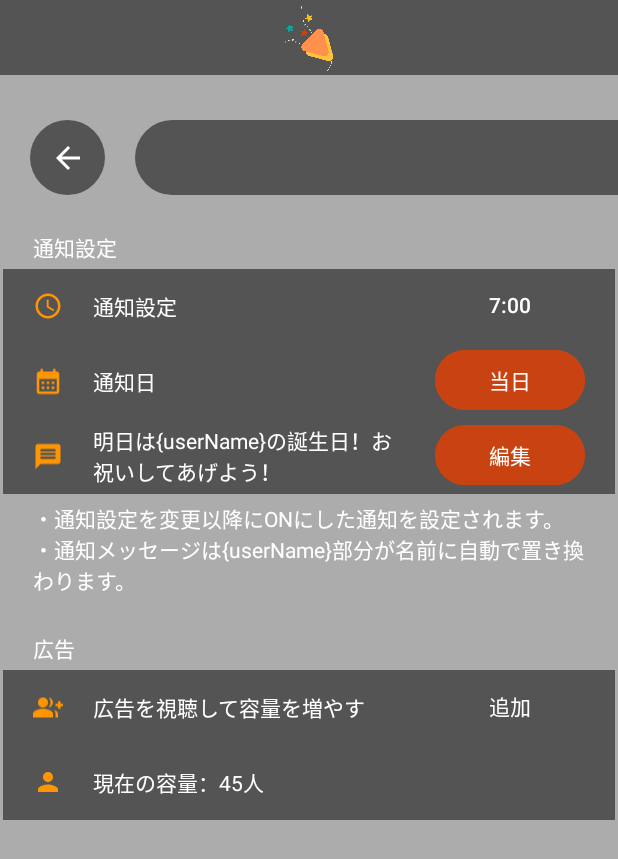
After one commit to amefure/MinnanoTanjyoubi-Android, an Android app: the fragment SettingFragment placed in its activity, on a phone screen of 412 x 824 dp. The commit adds this screen. Shown: the top 859 px of the screen. Run offline under Robolectric (Android 15) with nearby library versions, the phone set to English and light mode, and no system bars; our stand-ins replace RxJava; 2 statements that could not run were skipped.

Commit message:
設定画面のUI構築

```diff
--- a/app/src/main/java/com/amefure/minnanotanjyoubi/View/Activity/MainActivity.kt
+++ b/app/src/main/java/com/amefure/minnanotanjyoubi/View/Activity/MainActivity.kt
@@ -17,6 +17,7 @@ import com.amefure.minnanotanjyoubi.R
 import com.amefure.minnanotanjyoubi.View.Adapter.PersonGridLayoutAdapter
 import com.amefure.minnanotanjyoubi.View.Fragment.DetailPersonFragment
 import com.amefure.minnanotanjyoubi.View.Fragment.InputPersonFragment
+import com.amefure.minnanotanjyoubi.View.Fragment.SettingFragment
 import com.amefure.minnanotanjyoubi.ViewModel.MainViewModel
 
 class MainActivity : AppCompatActivity() {
@@ -58,6 +59,15 @@ class MainActivity : AppCompatActivity() {
         buttonNotification.setOnClickListener {
             //  通知発行用のブロードキャストをセット
             notificationRequestManager.setBroadcast()
+        }
+
+        val settingButton: ImageButton = findViewById(R.id.setting_button)
+        settingButton.setOnClickListener {
+            supportFragmentManager.beginTransaction().apply {
+                add(R.id.main_frame, SettingFragment())
+                addToBackStack(null)
+                commit()
+            }
         }
     }
 
--- /dev/null
+++ b/app/src/main/java/com/amefure/minnanotanjyoubi/View/Fragment/SettingFragment.kt
@@ -0,0 +1,63 @@
+package com.amefure.minnanotanjyoubi.View.Fragment
+
+import android.app.DatePickerDialog
+import android.content.Context
+import android.os.Bundle
+import androidx.fragment.app.Fragment
+import android.view.LayoutInflater
+import android.view.View
+import android.view.ViewGroup
+import android.view.inputmethod.InputMethodManager
+import android.widget.ImageButton
+import com.amefure.minnanotanjyoubi.R
+import java.util.Calendar
+
+class SettingFragment : Fragment() {
+
+    override fun onCreateView(
+        inflater: LayoutInflater, container: ViewGroup?,
+        savedInstanceState: Bundle?
+    ): View? {
+        return inflater.inflate(R.layout.fragment_setting, container, false)
+    }
+
+    override fun onViewCreated(view: View, savedInstanceState: Bundle?) {
+        super.onViewCreated(view, savedInstanceState)
+        // Button
+        val backButton: ImageButton = view.findViewById(R.id.back_button)
+        val notifySettingTimeButton: ImageButton = view.findViewById(R.id.notify_setting_time_button)
+
+        // 戻るボタン
+        backButton.setOnClickListener {
+            showOffKeyboard()
+            parentFragmentManager.popBackStack()
+        }
+
+        notifySettingTimeButton.setOnClickListener {
+//            var year = 0
+//            var month = 0
+//            var day = 0
+//            if (viewModel.selectDate.value != null) {
+//                // 日付を選択済みの場合は初期値を変更
+//                val dateStr = viewModel.selectDate.value!!
+//                val parts = dateStr.split("[年月日]".toRegex())
+//                year = parts[0].toInt()
+//                month = parts[1].toInt() - 1
+//                day = parts[2].toInt()
+//            } else {
+//                // 現在の日付情報を取得
+//                val c = Calendar.getInstance()
+//                year = c.get(Calendar.YEAR)
+//                month = c.get(Calendar.MONTH)
+//                day = c.get(Calendar.DAY_OF_MONTH)
+//            }
+//            val dialog = DatePickerDialog(requireContext(), android.R.style.Theme_Holo_Dialog,dateListener, year, month, day)
+//            dialog.show()
+        }
+    }
+
+    private fun showOffKeyboard() {
+        val imm = requireContext().getSystemService(Context.INPUT_METHOD_SERVICE) as InputMethodManager
+        imm.hideSoftInputFromWindow(view?.windowToken, 0)
+    }
+}
--- /dev/null
+++ b/app/src/main/res/drawable/ic_calendar.xml
@@ -0,0 +1,5 @@
+<vector android:height="24dp" android:tint="#FF9500"
+    android:viewportHeight="24" android:viewportWidth="24"
+    android:width="24dp" xmlns:android="http://schemas.android.com/apk/res/android">
+    <path android:fillColor="@android:color/white" android:pathData="M19,4h-1V2h-2v2H8V2H6v2H5C3.89,4 3.01,4.9 3.01,6L3,20c0,1.1 0.89,2 2,2h14c1.1,0 2,-0.9 2,-2V6C21,4.9 20.1,4 19,4zM19,20H5V10h14V20zM9,14H7v-2h2V14zM13,14h-2v-2h2V14zM17,14h-2v-2h2V14zM9,18H7v-2h2V18zM13,18h-2v-2h2V18zM17,18h-2v-2h2V18z"/>
+</vector>
--- /dev/null
+++ b/app/src/main/res/drawable/ic_message.xml
@@ -0,0 +1,5 @@
+<vector android:autoMirrored="true" android:height="24dp"
+    android:tint="#FF9500" android:viewportHeight="24"
+    android:viewportWidth="24" android:width="24dp" xmlns:android="http://schemas.android.com/apk/res/android">
+    <path android:fillColor="@android:color/white" android:pathData="M20,2L4,2c-1.1,0 -1.99,0.9 -1.99,2L2,22l4,-4h14c1.1,0 2,-0.9 2,-2L22,4c0,-1.1 -0.9,-2 -2,-2zM18,14L6,14v-2h12v2zM18,11L6,11L6,9h12v2zM18,8L6,8L6,6h12v2z"/>
+</vector>
--- /dev/null
+++ b/app/src/main/res/drawable/ic_notify_clock.xml
@@ -0,0 +1,6 @@
+<vector android:height="24dp" android:tint="#FF9500"
+    android:viewportHeight="24" android:viewportWidth="24"
+    android:width="24dp" xmlns:android="http://schemas.android.com/apk/res/android">
+    <path android:fillColor="@android:color/white" android:pathData="M11.99,2C6.47,2 2,6.48 2,12s4.47,10 9.99,10C17.52,22 22,17.52 22,12S17.52,2 11.99,2zM12,20c-4.42,0 -8,-3.58 -8,-8s3.58,-8 8,-8 8,3.58 8,8 -3.58,8 -8,8z"/>
+    <path android:fillColor="@android:color/white" android:pathData="M12.5,7H11v6l5.25,3.15 0.75,-1.23 -4.5,-2.67z"/>
+</vector>
--- /dev/null
+++ b/app/src/main/res/drawable/ic_person.xml
@@ -0,0 +1,5 @@
+<vector android:height="24dp" android:tint="#FF9500"
+    android:viewportHeight="24" android:viewportWidth="24"
+    android:width="24dp" xmlns:android="http://schemas.android.com/apk/res/android">
+    <path android:fillColor="@android:color/white" android:pathData="M12,12c2.21,0 4,-1.79 4,-4s-1.79,-4 -4,-4 -4,1.79 -4,4 1.79,4 4,4zM12,14c-2.67,0 -8,1.34 -8,4v2h16v-2c0,-2.66 -5.33,-4 -8,-4z"/>
+</vector>
--- /dev/null
+++ b/app/src/main/res/drawable/ic_person_add.xml
@@ -0,0 +1,9 @@
+<vector android:height="24dp" android:tint="#FF9500"
+    android:viewportHeight="24" android:viewportWidth="24"
+    android:width="24dp" xmlns:android="http://schemas.android.com/apk/res/android">
+    <path android:fillColor="@android:color/white" android:pathData="M22,9l0,-2l-2,0l0,2l-2,0l0,2l2,0l0,2l2,0l0,-2l2,0l0,-2z"/>
+    <path android:fillColor="@android:color/white" android:pathData="M8,12c2.21,0 4,-1.79 4,-4s-1.79,-4 -4,-4S4,5.79 4,8S5.79,12 8,12z"/>
+    <path android:fillColor="@android:color/white" android:pathData="M8,13c-2.67,0 -8,1.34 -8,4v3h16v-3C16,14.34 10.67,13 8,13z"/>
+    <path android:fillColor="@android:color/white" android:pathData="M12.51,4.05C13.43,5.11 14,6.49 14,8s-0.57,2.89 -1.49,3.95C14.47,11.7 16,10.04 16,8S14.47,4.3 12.51,4.05z"/>
+    <path android:fillColor="@android:color/white" android:pathData="M16.53,13.83C17.42,14.66 18,15.7 18,17v3h2v-3C20,15.55 18.41,14.49 16.53,13.83z"/>
+</vector>
--- /dev/null
+++ b/app/src/main/res/drawable/ic_settings.xml
@@ -0,0 +1,5 @@
+<vector android:height="24dp" android:tint="#FFFFFF"
+    android:viewportHeight="24" android:viewportWidth="24"
+    android:width="24dp" xmlns:android="http://schemas.android.com/apk/res/android">
+    <path android:fillColor="@android:color/white" android:pathData="M19.14,12.94c0.04,-0.3 0.06,-0.61 0.06,-0.94c0,-0.32 -0.02,-0.64 -0.07,-0.94l2.03,-1.58c0.18,-0.14 0.23,-0.41 0.12,-0.61l-1.92,-3.32c-0.12,-0.22 -0.37,-0.29 -0.59,-0.22l-2.39,0.96c-0.5,-0.38 -1.03,-0.7 -1.62,-0.94L14.4,2.81c-0.04,-0.24 -0.24,-0.41 -0.48,-0.41h-3.84c-0.24,0 -0.43,0.17 -0.47,0.41L9.25,5.35C8.66,5.59 8.12,5.92 7.63,6.29L5.24,5.33c-0.22,-0.08 -0.47,0 -0.59,0.22L2.74,8.87C2.62,9.08 2.66,9.34 2.86,9.48l2.03,1.58C4.84,11.36 4.8,11.69 4.8,12s0.02,0.64 0.07,0.94l-2.03,1.58c-0.18,0.14 -0.23,0.41 -0.12,0.61l1.92,3.32c0.12,0.22 0.37,0.29 0.59,0.22l2.39,-0.96c0.5,0.38 1.03,0.7 1.62,0.94l0.36,2.54c0.05,0.24 0.24,0.41 0.48,0.41h3.84c0.24,0 0.44,-0.17 0.47,-0.41l0.36,-2.54c0.59,-0.24 1.13,-0.56 1.62,-0.94l2.39,0.96c0.22,0.08 0.47,0 0.59,-0.22l1.92,-3.32c0.12,-0.22 0.07,-0.47 -0.12,-0.61L19.14,12.94zM12,15.6c-1.98,0 -3.6,-1.62 -3.6,-3.6s1.62,-3.6 3.6,-3.6s3.6,1.62 3.6,3.6S13.98,15.6 12,15.6z"/>
+</vector>
--- a/app/src/main/res/layout/activity_main.xml
+++ b/app/src/main/res/layout/activity_main.xml
@@ -42,6 +42,7 @@
             android:layout_width="wrap_content"
             android:layout_height="wrap_content"
             android:layout_weight="1" />
+
     </LinearLayout>
 
     <androidx.recyclerview.widget.RecyclerView
@@ -113,4 +114,16 @@
             android:layout_height="wrap_content"
             android:layout_weight="1" />
     </LinearLayout>
+
+    <ImageButton
+        android:id="@+id/setting_button"
+        style="?android:attr/borderlessButtonStyle"
+        android:layout_width="30dp"
+        android:layout_height="30dp"
+        android:layout_marginTop="10dp"
+        app:layout_constraintEnd_toEndOf="parent"
+        app:layout_constraintHorizontal_bias="0.95"
+        app:layout_constraintStart_toStartOf="parent"
+        app:layout_constraintTop_toTopOf="parent"
+        app:srcCompat="@drawable/ic_settings" />
 </androidx.constraintlayout.widget.ConstraintLayout>
--- /dev/null
+++ b/app/src/main/res/layout/fragment_setting.xml
@@ -0,0 +1,359 @@
+<?xml version="1.0" encoding="utf-8"?>
+<androidx.constraintlayout.widget.ConstraintLayout xmlns:android="http://schemas.android.com/apk/res/android"
+    xmlns:app="http://schemas.android.com/apk/res-auto"
+    xmlns:tools="http://schemas.android.com/tools"
+    android:id="@+id/setting_frame"
+    android:layout_width="match_parent"
+    android:layout_height="match_parent"
+    android:background="@color/thema_gray_light"
+    android:clickable="true"
+    tools:context=".View.Fragment.SettingFragment">
+
+
+    <LinearLayout
+        android:id="@+id/header_logo_layout"
+        android:layout_width="match_parent"
+        android:layout_height="wrap_content"
+        android:background="@color/thema_gray_dark"
+        android:orientation="horizontal"
+        app:layout_constraintEnd_toEndOf="parent"
+        app:layout_constraintHorizontal_bias="0.0"
+        app:layout_constraintStart_toStartOf="parent"
+        app:layout_constraintTop_toTopOf="parent">
+
+        <Space
+            android:layout_width="wrap_content"
+            android:layout_height="wrap_content"
+            android:layout_weight="1" />
+
+        <ImageView
+            android:id="@+id/imageView"
+            android:layout_width="50dp"
+            android:layout_height="50dp"
+            app:srcCompat="@drawable/app_logo" />
+
+        <Space
+            android:layout_width="wrap_content"
+            android:layout_height="wrap_content"
+            android:layout_weight="1" />
+    </LinearLayout>
+
+
+    <LinearLayout
+        android:id="@+id/header_layout"
+        android:layout_width="match_parent"
+        android:layout_height="wrap_content"
+        android:layout_marginTop="30dp"
+        android:layout_weight="1"
+        android:orientation="horizontal"
+        app:layout_constraintEnd_toEndOf="parent"
+        app:layout_constraintHorizontal_bias="0.0"
+        app:layout_constraintStart_toStartOf="parent"
+        app:layout_constraintTop_toBottomOf="@+id/header_logo_layout">
+
+        <ImageButton
+            android:id="@+id/back_button"
+            android:layout_width="50dp"
+            android:layout_height="50dp"
+            android:layout_marginLeft="20dp"
+            android:layout_marginRight="20dp"
+            android:background="@drawable/input_circle_background"
+            android:src="?attr/homeAsUpIndicator"
+            android:tint="@color/white" />
+
+        <View
+            android:id="@+id/view"
+            android:layout_width="wrap_content"
+            android:layout_height="50dp"
+            android:background="@drawable/input_right_radius_bar" />
+    </LinearLayout>
+
+
+    <ScrollView
+        android:layout_width="408dp"
+        android:layout_height="666dp"
+        app:layout_constraintEnd_toEndOf="parent"
+        app:layout_constraintStart_toStartOf="parent"
+        app:layout_constraintTop_toBottomOf="@+id/header_layout">
+
+        <LinearLayout
+            android:layout_width="match_parent"
+            android:layout_height="wrap_content"
+            android:orientation="vertical">
+
+
+            <LinearLayout
+                android:id="@+id/notify_title_layout"
+                android:layout_width="match_parent"
+                android:layout_height="25dp"
+                android:layout_marginTop="24dp"
+                android:orientation="horizontal"
+                app:layout_constraintEnd_toEndOf="parent"
+                app:layout_constraintStart_toStartOf="parent"
+                app:layout_constraintTop_toBottomOf="@+id/header_layout">
+
+                <TextView
+                    android:id="@+id/textView"
+                    android:layout_width="wrap_content"
+                    android:layout_height="wrap_content"
+                    android:layout_marginStart="20dp"
+                    android:layout_weight="1"
+                    android:text="通知設定"
+                    android:textColor="@color/white" />
+            </LinearLayout>
+
+            <LinearLayout
+                android:id="@+id/notify_setting_1"
+                android:layout_width="match_parent"
+                android:layout_height="50dp"
+                android:background="@color/thema_gray_dark"
+                android:orientation="horizontal"
+                app:layout_constraintTop_toBottomOf="@+id/notify_title_layout">
+
+
+                <ImageView
+                    android:id="@+id/notify_setting_image"
+                    android:layout_width="20dp"
+                    android:layout_height="20dp"
+                    android:layout_gravity="center"
+                    android:layout_marginStart="20dp"
+                    android:src="@drawable/ic_notify_clock" />
+
+                <TextView
+                    android:id="@+id/notify_setting_label"
+                    android:layout_width="100dp"
+                    android:layout_height="wrap_content"
+                    android:layout_gravity="center"
+                    android:layout_marginStart="20dp"
+                    android:text="通知設定"
+                    android:textColor="@color/white" />
+
+                <Space
+                    android:layout_width="wrap_content"
+                    android:layout_height="wrap_content"
+                    android:layout_weight="1" />
+
+                <Button
+                    android:id="@+id/notify_setting_time_button"
+                    android:layout_width="100dp"
+                    android:layout_height="wrap_content"
+                    android:layout_marginEnd="20dp"
+                    android:backgroundTint="@color/thema_gray_dark"
+                    android:text="7:00" />
+            </LinearLayout>
+
+            <LinearLayout
+                android:id="@+id/notify_setting_2"
+                android:layout_width="match_parent"
+                android:layout_height="50dp"
+                android:background="@color/thema_gray_dark"
+                android:orientation="horizontal"
+                app:layout_constraintTop_toBottomOf="@+id/notify_setting_1">
+
+
+                <ImageView
+                    android:id="@+id/notify_setting_image2"
+                    android:layout_width="20dp"
+                    android:layout_height="30dp"
+                    android:layout_gravity="center"
+                    android:layout_marginStart="20dp"
+                    android:src="@drawable/ic_calendar" />
+
+                <TextView
+                    android:id="@+id/notify_setting_label2"
+                    android:layout_width="100dp"
+                    android:layout_height="wrap_content"
+                    android:layout_gravity="center"
+                    android:layout_marginStart="20dp"
+                    android:text="通知日"
+                    android:textColor="@color/white" />
+
+                <Space
+                    android:layout_width="wrap_content"
+                    android:layout_height="wrap_content"
+                    android:layout_weight="1" />
+
+                <Button
+                    android:id="@+id/notify_setting_time_button2"
+                    android:layout_width="100dp"
+                    android:layout_height="wrap_content"
+                    android:layout_marginEnd="20dp"
+                    android:backgroundTint="@color/thema_red"
+                    android:text="当日" />
+            </LinearLayout>
+
+            <LinearLayout
+                android:id="@+id/notify_setting_3"
+                android:layout_width="match_parent"
+                android:layout_height="50dp"
+                android:background="@color/thema_gray_dark"
+                android:orientation="horizontal"
+                app:layout_constraintTop_toBottomOf="@+id/notify_setting_2">
+
+
+                <ImageView
+                    android:id="@+id/notify_setting_image3"
+                    android:layout_width="20dp"
+                    android:layout_height="30dp"
+                    android:layout_gravity="center"
+                    android:layout_marginStart="20dp"
+                    android:src="@drawable/ic_message" />
+
+                <TextView
+                    android:id="@+id/notify_setting_label3"
+                    android:layout_width="wrap_content"
+                    android:layout_height="wrap_content"
+                    android:layout_gravity="center"
+                    android:layout_marginStart="20dp"
+                    android:maxWidth="200dp"
+                    android:maxLines="2"
+                    android:text="明日は{userName}の誕生日！お祝いしてあげよう！"
+                    android:textColor="@color/white" />
+
+                <Space
+                    android:layout_width="wrap_content"
+                    android:layout_height="wrap_content"
+                    android:layout_weight="1" />
+
+                <Button
+                    android:id="@+id/notify_setting_time_button3"
+                    android:layout_width="100dp"
+                    android:layout_height="wrap_content"
+                    android:layout_marginEnd="20dp"
+                    android:backgroundTint="@color/thema_red"
+                    android:text="編集" />
+            </LinearLayout>
+
+
+            <LinearLayout
+                android:id="@+id/notify_desc_layout"
+                android:layout_width="match_parent"
+                android:layout_height="wrap_content"
+                android:layout_marginTop="5dp"
+                android:orientation="vertical"
+                app:layout_constraintEnd_toEndOf="parent"
+                app:layout_constraintStart_toStartOf="parent"
+                app:layout_constraintTop_toBottomOf="@+id/notify_setting_3">
+
+                <TextView
+                    android:id="@+id/notify_desc_label1"
+                    android:layout_width="wrap_content"
+                    android:layout_height="wrap_content"
+                    android:layout_marginStart="20dp"
+                    android:layout_weight="1"
+                    android:text="・通知設定を変更以降にONにした通知を設定されます。"
+                    android:textColor="@color/white" />
+
+                <TextView
+                    android:id="@+id/notify_desc_label2"
+                    android:layout_width="wrap_content"
+                    android:layout_height="wrap_content"
+                    android:layout_marginStart="20dp"
+                    android:layout_marginEnd="20dp"
+                    android:layout_weight="1"
+                    android:text="・通知メッセージは{userName}部分が名前に自動で置き換わります。"
+                    android:textColor="@color/white" />
+            </LinearLayout>
+
+
+            <LinearLayout
+                android:id="@+id/ads_title_layout"
+                android:layout_width="match_parent"
+                android:layout_height="25dp"
+                android:layout_marginTop="24dp"
+                android:orientation="horizontal"
+                app:layout_constraintEnd_toEndOf="parent"
+                app:layout_constraintStart_toStartOf="parent"
+                app:layout_constraintTop_toBottomOf="@+id/notify_desc_layout">
+
+                <TextView
+                    android:id="@+id/ads_title"
+                    android:layout_width="wrap_content"
+                    android:layout_height="wrap_content"
+                    android:layout_marginStart="20dp"
+                    android:layout_weight="1"
+                    android:text="広告"
+                    android:textColor="@color/white" />
+            </LinearLayout>
+
+            <LinearLayout
+                android:id="@+id/ads_setting_1"
+                android:layout_width="match_parent"
+                android:layout_height="50dp"
+                android:background="@color/thema_gray_dark"
+                android:orientation="horizontal"
+                app:layout_constraintTop_toBottomOf="@+id/notify_title_layout">
+
+
+                <ImageView
+                    android:id="@+id/ads_setting_image"
+                    android:layout_width="20dp"
+                    android:layout_height="30dp"
+                    android:layout_gravity="center"
+                    android:layout_marginStart="20dp"
+                    android:src="@drawable/ic_person_add" />
+
+                <TextView
+                    android:id="@+id/ads_setting_label"
+                    android:layout_width="200dp"
+                    android:layout_height="wrap_content"
+                    android:layout_gravity="center"
+                    android:layout_marginStart="20dp"
+                    android:text="広告を視聴して容量を増やす"
+                    android:textColor="@color/white" />
+
+                <Space
+                    android:layout_width="wrap_content"
+                    android:layout_height="wrap_content"
+                    android:layout_weight="1" />
+
+                <Button
+                    android:id="@+id/ads_setting_time_button"
+                    android:layout_width="100dp"
+                    android:layout_height="wrap_content"
+                    android:layout_marginEnd="20dp"
+                    android:backgroundTint="@color/thema_gray_dark"
+                    android:text="追加" />
+            </LinearLayout>
+
+            <LinearLayout
+                android:id="@+id/ads_setting_2"
+                android:layout_width="match_parent"
+                android:layout_height="50dp"
+                android:background="@color/thema_gray_dark"
+                android:orientation="horizontal"
+                app:layout_constraintTop_toBottomOf="@+id/ads_setting_1">
+
+
+                <ImageView
+                    android:id="@+id/ads_setting_image2"
+                    android:layout_width="20dp"
+                    android:layout_height="20dp"
+                    android:layout_gravity="center"
+                    android:layout_marginStart="20dp"
+                    android:src="@drawable/ic_person" />
+
+                <TextView
+                    android:id="@+id/ads_setting_label2"
+                    android:layout_width="200dp"
+                    android:layout_height="wrap_content"
+                    android:layout_gravity="center"
+                    android:layout_marginStart="20dp"
+                    android:text="現在の容量：45人"
+                    android:textColor="@color/white" />
+
+                <Space
+                    android:layout_width="wrap_content"
+                    android:layout_height="wrap_content"
+                    android:layout_weight="1" />
+
+
+            </LinearLayout>
+
+
+
+        </LinearLayout>
+    </ScrollView>
+
+
+</androidx.constraintlayout.widget.ConstraintLayout>
```
